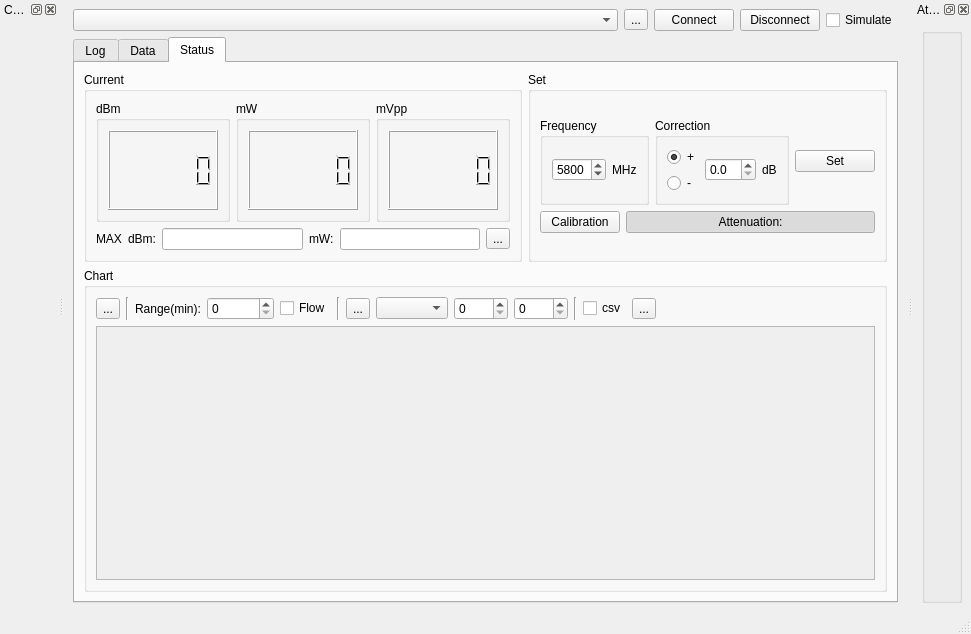
This is src/mainwindow.ui in coozoo/qtrfpowermeter as Qt 5 draws it before an edit. The edited form follows.
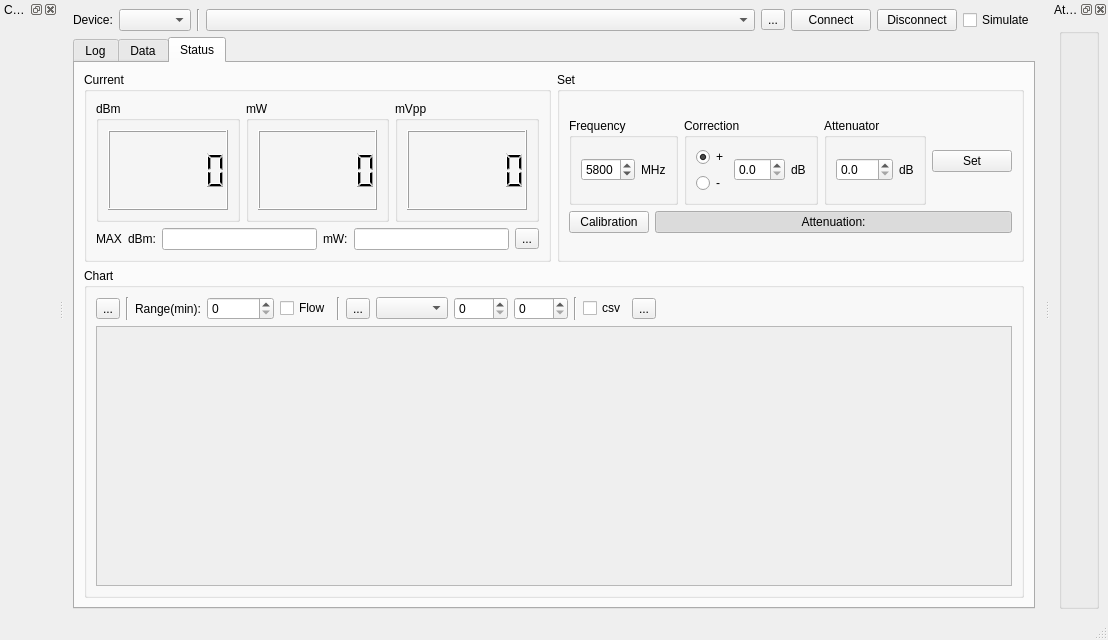
This is the edited form.

Commit message:
Huge refactor to separate device
Now powermeter is not emeded into mainwindow
It's possible to add another powermeter with different protocol

What changed in the file:
```diff
--- a/src/mainwindow.ui
+++ b/src/mainwindow.ui
@@ -6,8 +6,8 @@
    <rect>
     <x>0</x>
     <y>0</y>
-    <width>971</width>
-    <height>634</height>
+    <width>1108</width>
+    <height>640</height>
    </rect>
   </property>
   <property name="windowTitle">
@@ -17,6 +17,30 @@
    <layout class="QGridLayout" name="gridLayout_2">
     <item row="0" column="1">
      <layout class="QHBoxLayout" name="horizontalLayout">
+      <item>
+       <widget class="QLabel" name="label_deviceType">
+        <property name="text">
+         <string>Device:</string>
+        </property>
+       </widget>
+      </item>
+      <item>
+       <widget class="QComboBox" name="deviceType_comboBox">
+        <property name="sizePolicy">
+         <sizepolicy hsizetype="Preferred" vsizetype="Fixed">
+          <horstretch>0</horstretch>
+          <verstretch>0</verstretch>
+         </sizepolicy>
+        </property>
+       </widget>
+      </item>
+      <item>
+       <widget class="Line" name="line_4">
+        <property name="orientation">
+         <enum>Qt::Orientation::Vertical</enum>
+        </property>
+       </widget>
+      </item>
       <item>
        <widget class="QComboBox" name="device_comboBox">
         <property name="sizePolicy">
@@ -109,8 +133,8 @@
                <item row="0" column="2">
                 <layout class="QGridLayout" name="gridLayout_14">
                  <item row="0" column="1">
-                  <layout class="QGridLayout" name="gridLayout_18">
-                   <item row="0" column="0">
+                  <layout class="QHBoxLayout" name="horizontalLayout_6">
+                   <item>
                     <widget class="QGroupBox" name="groupBox_6">
                      <property name="title">
                       <string>Frequency</string>
@@ -139,8 +163,8 @@
                      </layout>
                     </widget>
                    </item>
-                   <item row="0" column="1">
-                    <widget class="QGroupBox" name="groupBox_7">
+                   <item>
+                    <widget class="QGroupBox" name="correction_groupBox">
                      <property name="title">
                       <string>Correction</string>
                      </property>
@@ -204,7 +228,30 @@
                      </layout>
                     </widget>
                    </item>
-                   <item row="0" column="2">
+                   <item>
+                    <widget class="QGroupBox" name="internalAtt_groupBox">
+                     <property name="title">
+                      <string>Attenuator</string>
+                     </property>
+                     <layout class="QHBoxLayout" name="horizontalLayout_7">
+                      <item>
+                       <widget class="QDoubleSpinBox" name="internalAtt_spinBox">
+                        <property name="decimals">
+                         <number>1</number>
+                        </property>
+                       </widget>
+                      </item>
+                      <item>
+                       <widget class="QLabel" name="label_8">
+                        <property name="text">
+                         <string>dB</string>
+                        </property>
+                       </widget>
+                      </item>
+                     </layout>
+                    </widget>
+                   </item>
+                   <item>
                     <widget class="QPushButton" name="set_pushButton">
                      <property name="sizePolicy">
                       <sizepolicy hsizetype="Minimum" vsizetype="Maximum">
@@ -398,8 +445,8 @@
                    <rect>
                     <x>0</x>
                     <y>0</y>
-                    <width>793</width>
-                    <height>177</height>
+                    <width>930</width>
+                    <height>183</height>
                    </rect>
                   </property>
                  </widget>
```
Left out of the diff: 2 changed lines with no effect on the pictures. The commit also changes 30 other files.
